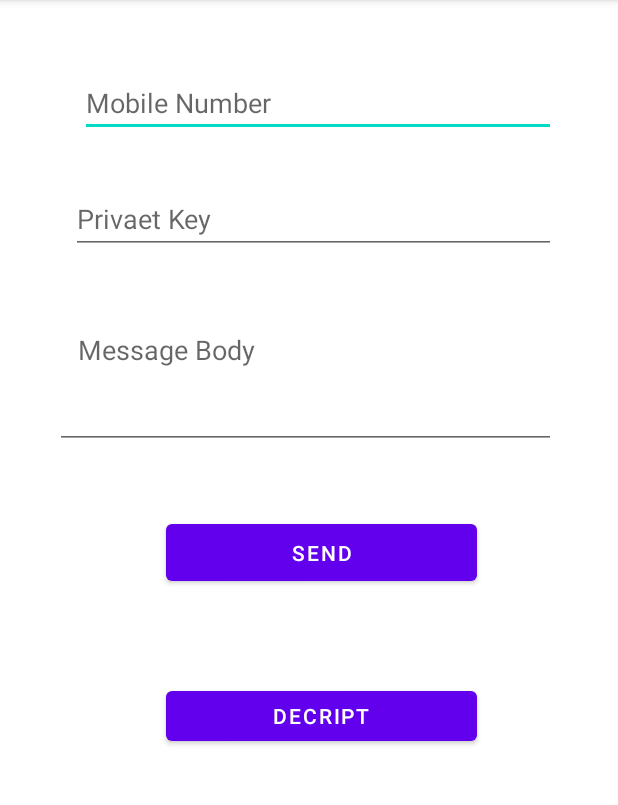
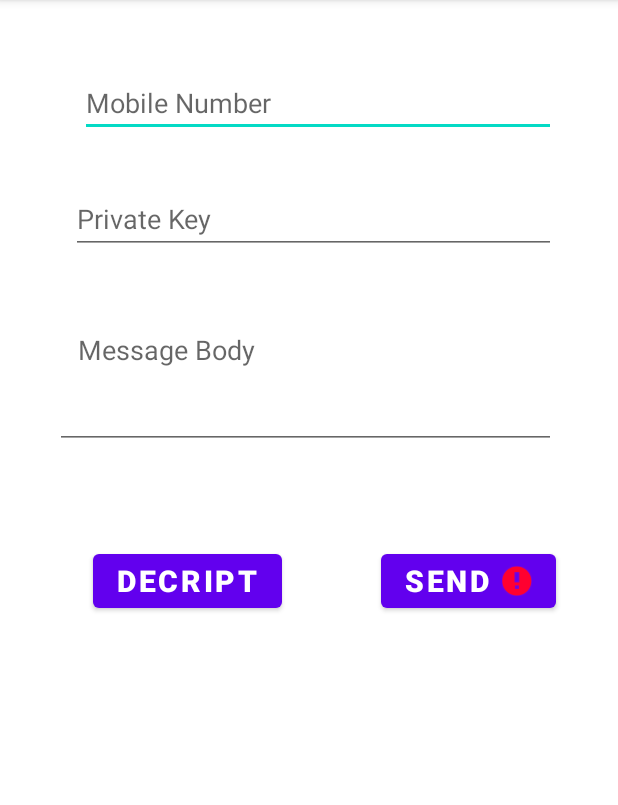
Before and after one commit to NSU-FA20-CSE486-1/1712520_FA2020_CSE486.1, an Android app: the screen it shows after launch (MainActivity), after a tap on "SEND", on a phone screen of 412 x 824 dp, the part 84-889 px from its top. Run offline under Robolectric (Android 15) with nearby library versions, the phone set to English and light mode, and no system bars.

Commit message:
Max key and body length fixed, & App completed

```diff
--- a/Midterm/secureMessaging/app/src/main/java/com/afridi/securemessaging/MainActivity.java
+++ b/Midterm/secureMessaging/app/src/main/java/com/afridi/securemessaging/MainActivity.java
@@ -5,54 +5,59 @@ import androidx.appcompat.app.AppCompatActivity;
 import android.content.Intent;
 import android.net.Uri;
 import android.os.Bundle;
+import android.view.View;
 import android.widget.Button;
 import android.widget.EditText;
 
-
-import static com.afridi.securemessaging.Crypto.encrypt;
-
 public class MainActivity extends AppCompatActivity {
+    Crypto crypto;
 
     @Override
     protected void onCreate(Bundle savedInstanceState) {
         super.onCreate(savedInstanceState);
         setContentView(R.layout.activity_main);
 
-        Button btnSend = findViewById(R.id.sendButton);
-        Button btnDecrypt = findViewById(R.id.decryptButton);
+        Button btnSend = (Button)findViewById(R.id.sendButton);
+        Button btnDecrypt = (Button)findViewById(R.id.decryptButton);
 
-        EditText phoneNum = findViewById(R.id.etPhoneNumber);
-        EditText privetKey = findViewById(R.id.etPrivateKey);
-        EditText messageBody = findViewById(R.id.etMessage);
+        EditText phoneNum = (EditText)findViewById(R.id.etPhoneNumber);
+        EditText privateKey = (EditText)findViewById(R.id.etPrivateKey);
+        EditText messageBody = (EditText)findViewById(R.id.etMessage);
 
-        Crypto crypto = new Crypto();
+        crypto = new Crypto();
 
-        btnDecrypt.setOnClickListener(v -> {
-            Intent intent = new Intent(MainActivity.this, DecryptActivity.class);
-            startActivity(intent);
-        });
+        btnSend.setOnClickListener(new View.OnClickListener() {
+            @Override
+            public void onClick(View v) {
+                String Number = phoneNum.getText().toString();
+                String sms = messageBody.getText().toString();
+                String key = privateKey.getText().toString();
 
-        btnSend.setOnClickListener(v -> {
-            String Number = phoneNum.getText().toString();
-            String sms = messageBody.getText().toString();
-            String key = privetKey.getText().toString();
+                if (Number.isEmpty() || sms.isEmpty() || key.isEmpty()) {
+                    btnSend.setError("");
+                    return;
+                }
 
-            String cryptoSms = null;
-            try {
-                cryptoSms = encrypt(sms, key);
-            } catch (Exception e) {
-                e.printStackTrace();
-            }
-            try {
-                Intent intent = new Intent(Intent.ACTION_SENDTO);
-                intent.setData(Uri.parse("smsto:"+Number));
-                intent.putExtra("sms_body",key +" "+ cryptoSms);
-                startActivity(intent);
-            }catch (Exception e) {
-                System.out.println("Something went wrong.");
+                String cryptoSms = null;
+
+                cryptoSms = crypto.encrypt(sms, Integer.parseInt(key));
+
+                try{
+                    Intent intent = new Intent(Intent.ACTION_SENDTO);
+                    intent.setData(Uri.parse("smsto:"+Number));
+                    intent.putExtra("sms_body", key+" "+cryptoSms);
+                    startActivity(intent);
+                }catch (Exception e) {
+                    e.printStackTrace();
+                }
             }
         });
-
+        btnDecrypt.setOnClickListener(new View.OnClickListener() {
+            @Override
+            public void onClick(View v) {
+                Intent intent = new Intent(MainActivity.this, DecryptActivity.class);
+                startActivity(intent);
+            }
+        });
     }
-
 }
--- a/Midterm/secureMessaging/app/src/main/res/layout-v21/activity_main.xml
+++ b/Midterm/secureMessaging/app/src/main/res/layout-v21/activity_main.xml
@@ -15,6 +15,7 @@
         android:layout_marginEnd="16dp"
         android:layout_marginRight="16dp"
         android:ems="10"
+        android:maxLength="11"
         android:hint="Mobile Number"
         android:inputType="phone"
         app:layout_constraintBottom_toBottomOf="parent"
@@ -30,8 +31,9 @@
         android:layout_height="46dp"
         android:layout_marginTop="32dp"
         android:ems="10"
-        android:hint="Privaet Key"
+        android:hint="Private Key"
         android:inputType="text"
+        android:maxLength="3"
         app:layout_constraintEnd_toEndOf="@+id/etPhoneNumber"
         app:layout_constraintHorizontal_bias="1.0"
         app:layout_constraintStart_toStartOf="@+id/etPhoneNumber"
@@ -46,7 +48,7 @@
         android:gravity="top"
         android:hint="Message Body"
         android:inputType="textMultiLine"
-        android:maxLength="147"
+        android:maxLength="150"
         android:maxLines="10"
         android:minLines="6"
         android:padding="15dp"
@@ -58,26 +60,32 @@
 
     <Button
         android:id="@+id/sendButton"
-        android:layout_width="207dp"
-        android:layout_height="50dp"
-        android:layout_marginTop="44dp"
+        android:layout_width="wrap_content"
+        android:layout_height="wrap_content"
+        android:layout_marginStart="36dp"
+        android:layout_marginLeft="36dp"
+        android:layout_marginTop="64dp"
         android:text="Send"
+        android:textSize="20sp"
+        android:textStyle="bold"
         app:layout_constraintEnd_toEndOf="@+id/etMessage"
-        app:layout_constraintHorizontal_bias="0.582"
-        app:layout_constraintStart_toStartOf="@+id/etMessage"
+        app:layout_constraintHorizontal_bias="1.0"
+        app:layout_constraintStart_toEndOf="@+id/decryptButton"
         app:layout_constraintTop_toBottomOf="@+id/etMessage" />
 
     <Button
         android:id="@+id/decryptButton"
-        android:layout_width="207dp"
-        android:layout_height="45dp"
-        android:layout_marginTop="36dp"
+        android:layout_width="wrap_content"
+        android:layout_height="wrap_content"
+        android:layout_marginStart="16dp"
+        android:layout_marginLeft="16dp"
+        android:layout_marginTop="64dp"
         android:text="Decript"
-        app:layout_constraintBottom_toBottomOf="parent"
-        app:layout_constraintEnd_toEndOf="@+id/sendButton"
-        app:layout_constraintHorizontal_bias="0.0"
-        app:layout_constraintStart_toStartOf="@+id/sendButton"
-        app:layout_constraintTop_toBottomOf="@+id/sendButton"
-        app:layout_constraintVertical_bias="0.087" />
+        android:textSize="20sp"
+        android:textStyle="bold"
+        app:layout_constraintEnd_toEndOf="parent"
+        app:layout_constraintHorizontal_bias="0.039"
+        app:layout_constraintStart_toStartOf="@+id/etMessage"
+        app:layout_constraintTop_toBottomOf="@+id/etMessage" />
 
 </androidx.constraintlayout.widget.ConstraintLayout>
--- a/Midterm/secureMessaging/app/src/main/res/layout/activity_main.xml
+++ b/Midterm/secureMessaging/app/src/main/res/layout/activity_main.xml
@@ -15,6 +15,7 @@
         android:layout_marginEnd="16dp"
         android:layout_marginRight="16dp"
         android:ems="10"
+        android:maxLength="11"
         android:hint="Mobile Number"
         android:inputType="phone"
         app:layout_constraintBottom_toBottomOf="parent"
@@ -32,6 +33,7 @@
         android:ems="10"
         android:hint="Private Key"
         android:inputType="text"
+        android:maxLength="3"
         app:layout_constraintEnd_toEndOf="@+id/etPhoneNumber"
         app:layout_constraintHorizontal_bias="1.0"
         app:layout_constraintStart_toStartOf="@+id/etPhoneNumber"
@@ -41,45 +43,51 @@
         android:id="@+id/etMessage"
         android:layout_width="334dp"
         android:layout_height="94dp"
-        android:layout_marginTop="36dp"
+        android:layout_marginTop="40dp"
         android:ems="10"
         android:gravity="top"
         android:hint="Message Body"
         android:inputType="textMultiLine"
-        android:maxLength="147"
+        android:maxLength="150"
         android:maxLines="10"
         android:minLines="6"
         android:padding="15dp"
         android:scrollbars="horizontal"
         app:layout_constraintEnd_toEndOf="@+id/etPrivateKey"
-        app:layout_constraintHorizontal_bias="1.0"
+        app:layout_constraintHorizontal_bias="0.909"
         app:layout_constraintStart_toStartOf="@+id/etPrivateKey"
         app:layout_constraintTop_toBottomOf="@+id/etPrivateKey" />
 
     <Button
         android:id="@+id/sendButton"
-        android:layout_width="207dp"
-        android:layout_height="50dp"
-        android:layout_marginTop="40dp"
+        android:layout_width="wrap_content"
+        android:layout_height="wrap_content"
+        android:layout_marginTop="48dp"
         android:text="Send"
+        android:textSize="20sp"
+        android:textStyle="bold"
+        app:layout_constraintBottom_toBottomOf="parent"
         app:layout_constraintEnd_toEndOf="@+id/etMessage"
-        app:layout_constraintHorizontal_bias="0.582"
+        app:layout_constraintHorizontal_bias="0.93"
         app:layout_constraintStart_toStartOf="@+id/etMessage"
-        app:layout_constraintTop_toBottomOf="@+id/etMessage" />
+        app:layout_constraintTop_toBottomOf="@+id/etMessage"
+        app:layout_constraintVertical_bias="0.041" />
 
     <Button
         android:id="@+id/decryptButton"
-        android:layout_width="207dp"
-        android:layout_height="45dp"
-        android:layout_marginTop="36dp"
+        android:layout_width="wrap_content"
+        android:layout_height="wrap_content"
+        android:layout_marginBottom="320dp"
         android:background="#00BCD4"
         android:backgroundTint="@color/cardview_dark_background"
         android:text="Decrypt"
+        android:textSize="20sp"
+        android:textStyle="bold"
         app:layout_constraintBottom_toBottomOf="parent"
-        app:layout_constraintEnd_toEndOf="@+id/sendButton"
+        app:layout_constraintEnd_toEndOf="@+id/etMessage"
         app:layout_constraintHorizontal_bias="0.0"
-        app:layout_constraintStart_toStartOf="@+id/sendButton"
-        app:layout_constraintTop_toBottomOf="@+id/sendButton"
-        app:layout_constraintVertical_bias="0.087" />
+        app:layout_constraintStart_toStartOf="@+id/etMessage"
+        app:layout_constraintTop_toBottomOf="@+id/etMessage"
+        app:layout_constraintVertical_bias="0.984" />
 
 </androidx.constraintlayout.widget.ConstraintLayout>
--- a/Midterm/secureMessaging/app/src/main/res/values/strings.xml
+++ b/Midterm/secureMessaging/app/src/main/res/values/strings.xml
@@ -1,3 +1,4 @@
 <resources>
     <string name="app_name">secureMessaging</string>
+    <string name="key">Key</string>
 </resources>
```
